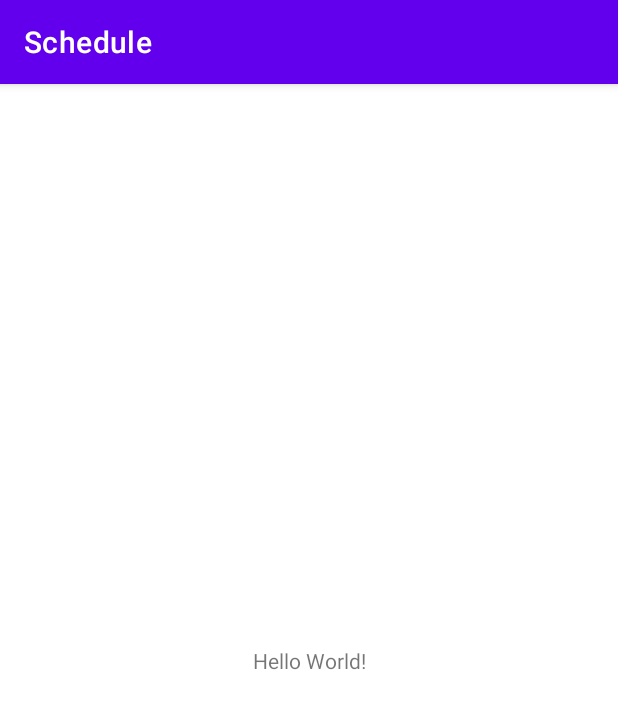
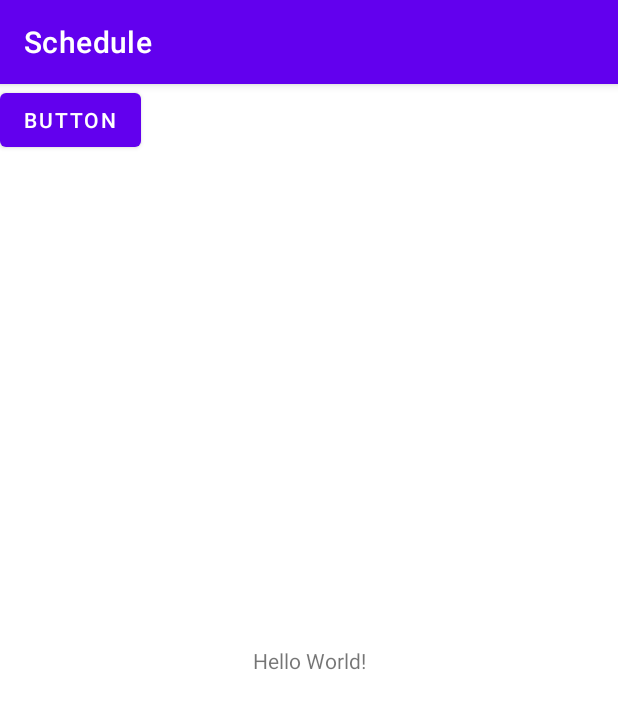
Before and after one commit to Kvantorium16/schedule, an Android app: the screen it shows after launch (MainActivity), on a phone screen of 412 x 824 dp. Shown: the top 709 px of the screen. Run offline under Robolectric (Android 15) with nearby library versions, the light colour scheme and no system bars.

Commit message:
Add button

```diff
--- a/app/src/main/java/com/example/schedule/MainActivity.kt
+++ b/app/src/main/java/com/example/schedule/MainActivity.kt
@@ -1,11 +1,18 @@
 package com.example.schedule
 
+import android.os.Bundle
+import android.view.View
+import android.widget.Toast
 import androidx.appcompat.app.AppCompatActivity
-import android.os.Bundle
+
 
 class MainActivity : AppCompatActivity() {
     override fun onCreate(savedInstanceState: Bundle?) {
         super.onCreate(savedInstanceState)
         setContentView(R.layout.activity_main)
     }
+
+    fun onMyButtonClick(view: View?) {
+        Toast.makeText(this, "Зачем вы нажали?", Toast.LENGTH_SHORT).show()
+    }
 }
--- a/app/src/main/res/layout/activity_main.xml
+++ b/app/src/main/res/layout/activity_main.xml
@@ -15,4 +15,13 @@
         app:layout_constraintRight_toRightOf="parent"
         app:layout_constraintTop_toTopOf="parent" />
 
+    <Button
+        android:id="@+id/button"
+        android:layout_width="wrap_content"
+        android:layout_height="wrap_content"
+        android:onClick="onMyButtonClick"
+        android:text="Button"
+        tools:layout_editor_absoluteX="134dp"
+        tools:layout_editor_absoluteY="234dp" />
+
 </androidx.constraintlayout.widget.ConstraintLayout>
```
Also changed, not shown: 1 other file.
